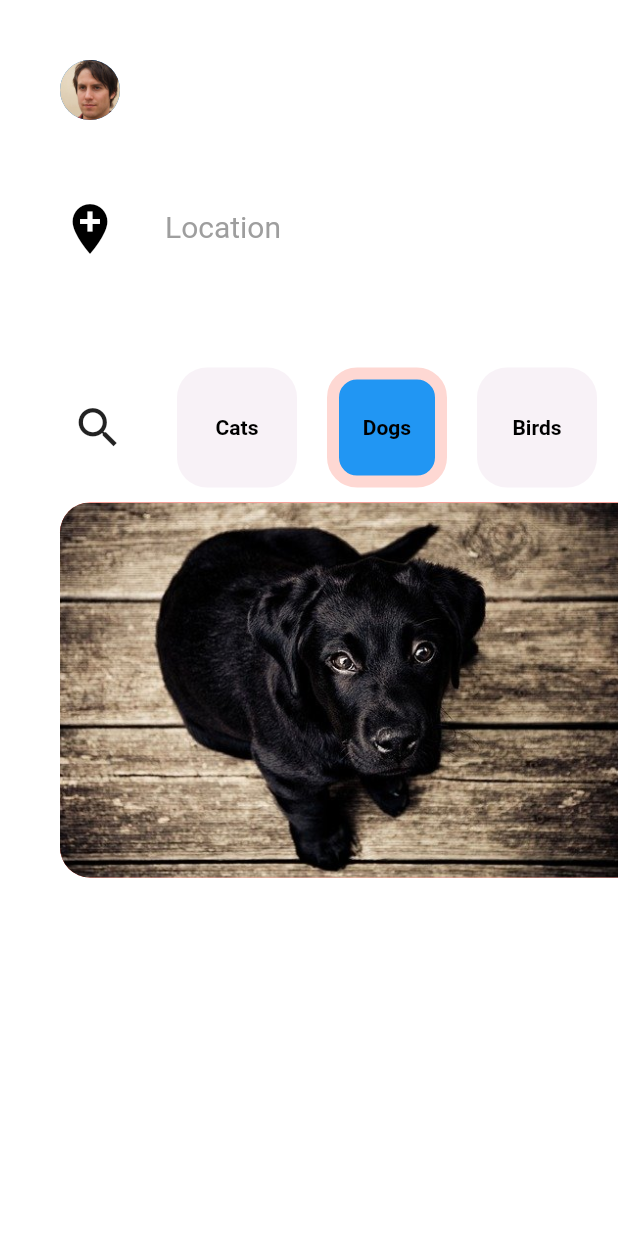
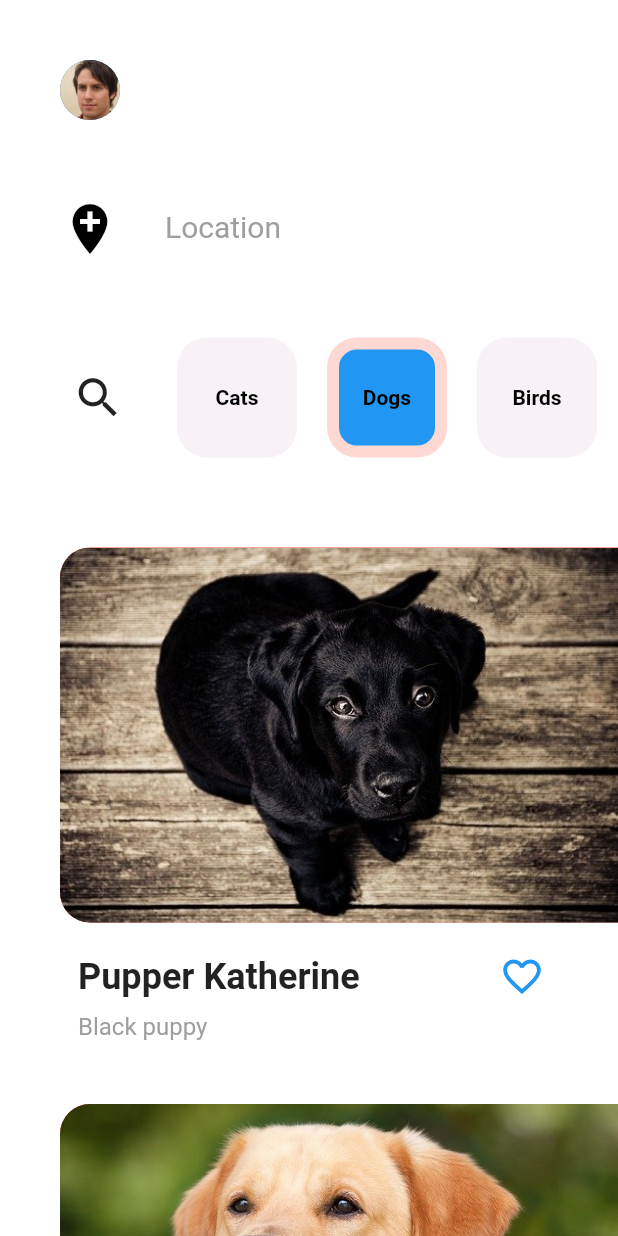
Before and after one commit to WhiteBearDeveloper/Flutter, a Flutter app: the screen it shows after launch, on a phone screen of 412 x 824 dp. Run offline on Flutter 3.47's test engine with Material 2 defaults, Android fonts, the phone set to English and light mode, and no system bars; Roboto replaces fonts that are missing (Montserrat).

Commit message:
Continue make layout for pets app

```diff
--- a/lib/screens/petAdoptionScreen.dart
+++ b/lib/screens/petAdoptionScreen.dart
@@ -55,7 +55,7 @@ var pets = [
     owner: owner,
     name: 'Little Darlene',
     imageUrl: 'lib/images/petAdoptionScreen/dog.jpg',
-    description: 'Labrador retriever puppy',
+    description: 'Labrador retriever',
     age: 1,
     sex: 'Female',
     color: 'White',
@@ -156,8 +156,11 @@ class _petAdoptionScreenMainState extends State<petAdoptionScreenMain>{
               ),
             ),
           ),
-          SizedBox(
-            height: 50.0,
+          Padding(
+              padding: EdgeInsets.symmetric(
+                horizontal: 40.0,
+                vertical: 15.0
+              )
           ),
           Container(
             height: 100.0,
@@ -186,12 +189,16 @@ class _petAdoptionScreenMainState extends State<petAdoptionScreenMain>{
               ],
             ),
           ),
+          SizedBox(
+            height: 50.0,
+          ),
           Padding(
               padding: EdgeInsets.only(
                 left: 40.0,
                 bottom: 30.0
               ),
             child: Column(
+              crossAxisAlignment: CrossAxisAlignment.start,
               children: <Widget>[
                 Hero(
                   tag: pets[0].id,
@@ -210,6 +217,101 @@ class _petAdoptionScreenMainState extends State<petAdoptionScreenMain>{
                       )
                     ),
                   ),
+                ),
+                Padding(
+                    padding: EdgeInsets.fromLTRB(12.0, 12.0, 40.0, 0.0),
+                    child: Row(
+                      mainAxisAlignment: MainAxisAlignment.spaceBetween,
+                      children: <Widget>[
+                        Text(
+                          pets[0].name,
+                          style: TextStyle(
+                            fontFamily: 'Montserrat',
+                            fontSize: 24.0,
+                            fontWeight: FontWeight.bold
+                          ),
+                        ),
+                        IconButton(
+                            icon: Icon(Icons.favorite_border),
+                            iconSize: 30.0,
+                            color: Theme.of(context).primaryColor,
+                            onPressed: () => print('Favorite ${pets[0].name}')
+                        )
+                      ],
+                    )
+                ),
+                Padding(
+                    padding: EdgeInsets.fromLTRB(12.0, 0.0, 40.0, 12.0),
+                    child: Text(
+                      pets[0].description,
+                      style: TextStyle(
+                        fontFamily: 'Montserrat',
+                        fontSize: 16.0,
+                        color: Colors.grey
+                      ),
+                    ),
+                )
+              ],
+            ),
+          ),
+          Padding(
+            padding: EdgeInsets.only(
+                left: 40.0,
+                bottom: 30.0
+            ),
+            child: Column(
+              crossAxisAlignment: CrossAxisAlignment.start,
+              children: <Widget>[
+                Hero(
+                  tag: pets[1].id,
+                  child: Container(
+                    width: double.infinity,
+                    height: 250.0,
+                    decoration: BoxDecoration(
+                        color: Colors.red,
+                        borderRadius: BorderRadius.only(
+                            topLeft: Radius.circular(20.0),
+                            bottomLeft: Radius.circular(20.0)
+                        ),
+                        image: DecorationImage(
+                            image: AssetImage(pets[1].imageUrl),
+                            fit: BoxFit.cover
+                        )
+                    ),
+                  ),
+                ),
+                Padding(
+                    padding: EdgeInsets.fromLTRB(12.0, 12.0, 40.0, 0.0),
+                    child: Row(
+                      mainAxisAlignment: MainAxisAlignment.spaceBetween,
+                      children: <Widget>[
+                        Text(
+                          pets[1].name,
+                          style: TextStyle(
+                              fontFamily: 'Montserrat',
+                              fontSize: 24.0,
+                              fontWeight: FontWeight.bold
+                          ),
+                        ),
+                        IconButton(
+                            icon: Icon(Icons.favorite_border),
+                            iconSize: 30.0,
+                            color: Theme.of(context).primaryColor,
+                            onPressed: () => print('Favorite ${pets[1].name}')
+                        )
+                      ],
+                    )
+                ),
+                Padding(
+                  padding: EdgeInsets.fromLTRB(12.0, 0.0, 40.0, 12.0),
+                  child: Text(
+                    pets[1].description,
+                    style: TextStyle(
+                        fontFamily: 'Montserrat',
+                        fontSize: 16.0,
+                        color: Colors.grey
+                    ),
+                  ),
                 )
               ],
             ),
```
Also changed, not shown: pubspec.lock.
